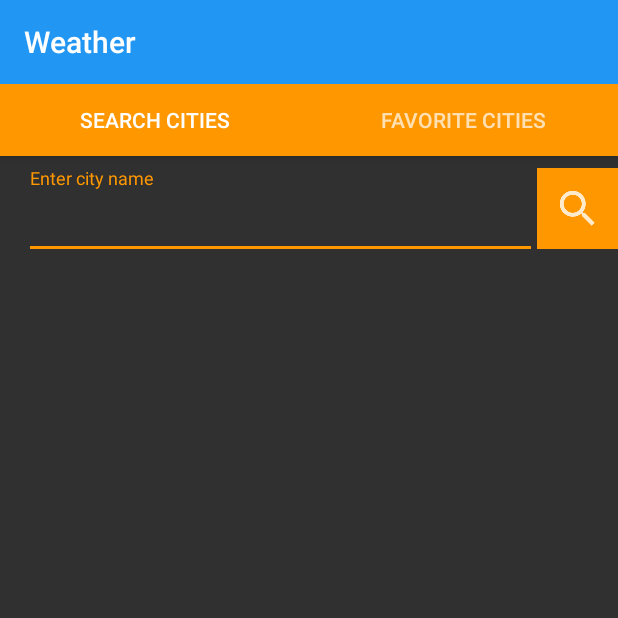
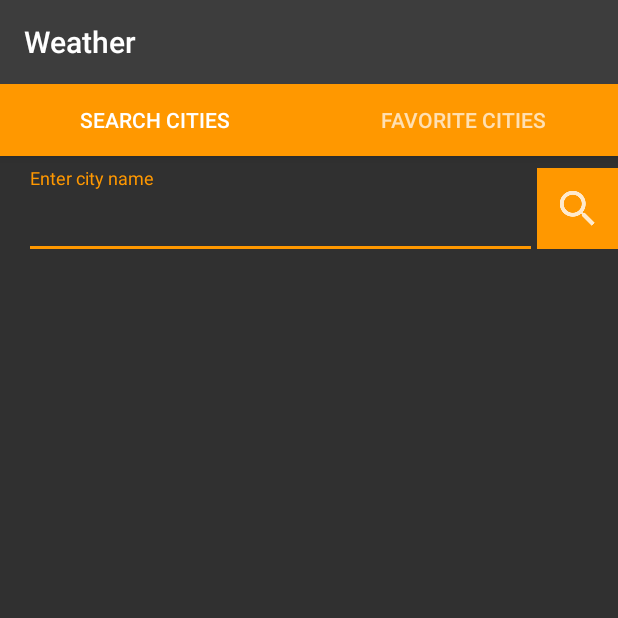
Before and after one commit to khotiun/Weather, an Android app: the screen it shows after launch (MainActivity), on a phone screen of 412 x 824 dp, the top half of it. Run offline under Robolectric (Android 15) with nearby library versions, the phone set to English and light mode, and no system bars; our stand-ins replace Picasso; pictures from the network do not load.

```diff
--- a/app/src/main/AndroidManifest.xml
+++ b/app/src/main/AndroidManifest.xml
@@ -6,7 +6,7 @@
 
     <application
         android:allowBackup="true"
-        android:icon="@mipmap/ic_launcher"
+        android:icon="@mipmap/ic_launcher_icon"
         android:label="@string/app_name"
         android:roundIcon="@mipmap/ic_launcher_round"
         android:supportsRtl="true"
--- a/app/src/main/java/com/khotiun/android/weather/fragment/ListCityFragment.java
+++ b/app/src/main/java/com/khotiun/android/weather/fragment/ListCityFragment.java
@@ -9,6 +9,7 @@ import android.util.Log;
 import android.view.LayoutInflater;
 import android.view.View;
 import android.view.ViewGroup;
+import android.widget.ImageButton;
 import android.widget.ImageView;
 import android.widget.TextView;
 
@@ -26,6 +27,7 @@ public class ListCityFragment extends Fragment {
     private static String TAG = "ListCityFragment";
     private RecyclerView mCityRecyclerView;
     private CityAdapter mAdapter;
+    private List<CityName> mList;
 
     public static Fragment newInstance() {
         return new ListCityFragment();
@@ -37,14 +39,15 @@ public class ListCityFragment extends Fragment {
         View view = inflater.inflate(R.layout.fragment_list_city, container, false);
         mCityRecyclerView = (RecyclerView) view.findViewById(R.id.list_city_rv);
         mCityRecyclerView.setLayoutManager(new LinearLayoutManager(getActivity()));
-        mAdapter = new CityAdapter(CityNameLab.getCityNameLab(getActivity()).getCityNames());
+        mList = CityNameLab.getCityNameLab(getActivity()).getCityNames();
+        mAdapter = new CityAdapter(mList);
         mCityRecyclerView.setAdapter(mAdapter);
         return view;
     }
 
     private class CityHolder extends RecyclerView.ViewHolder implements View.OnClickListener {
 
-        private ImageView mCityImageView;
+        private ImageButton mImDeleteCity;
         private TextView mNameTextView;
         private CityName mCityName;
 
@@ -58,12 +61,19 @@ public class ListCityFragment extends Fragment {
             super(itemView);
             itemView.setOnClickListener(this);
             mNameTextView = (TextView) itemView.findViewById(R.id.item_city_tv);
+            mImDeleteCity = (ImageButton) itemView.findViewById(R.id.item_city_ib_delete);
+            mImDeleteCity.setOnClickListener(this);
 
         }
 
         @Override
         public void onClick(View v) {
-
+            int id = v.getId();
+            if(id == R.id.item_city_ib_delete){
+                mList.remove(mCityName);
+                CityNameLab.getCityNameLab(getActivity()).deleteCityName(mCityName);
+                mAdapter.notifyDataSetChanged();
+            }
         }
     }
 
--- a/app/src/main/java/com/khotiun/android/weather/model/CityNameLab.java
+++ b/app/src/main/java/com/khotiun/android/weather/model/CityNameLab.java
@@ -10,7 +10,9 @@ import com.khotiun.android.weather.database.WeatherCursorWrapper;
 
 import java.util.ArrayList;
 import java.util.List;
+import java.util.UUID;
 
+import static android.R.attr.id;
 import static com.khotiun.android.weather.database.WeatherDbSchema.WeatherTable;
 
 
@@ -33,12 +35,11 @@ public class CityNameLab {
 
     private CityNameLab(Context context) {
         mContext = context.getApplicationContext();
-        mDatabase = new WeatherBaseHelper(mContext).getWritableDatabase();//получить базу данных для записи
+        mDatabase = new WeatherBaseHelper(mContext).getWritableDatabase();//get bd for write
     }
 
     public void addCityName(CityName c) {
         ContentValues values = getContentValues(c);
-
         mDatabase.insert(WeatherTable.NAME, null, values);
     }
 
@@ -67,8 +68,8 @@ public class CityNameLab {
 
         return values;
     }
-
-    private WeatherCursorWrapper queryCrimes(String whereClause, String[] whereArgs) {//чтение с базы данных
+    //read bd
+    private WeatherCursorWrapper queryCrimes(String whereClause, String[] whereArgs) {
         Cursor cursor = mDatabase.query(
                 WeatherTable.NAME,
                 null, // Columns - null select all columns
@@ -81,4 +82,8 @@ public class CityNameLab {
 
         return new WeatherCursorWrapper(cursor);
     }
+
+    public void deleteCityName(CityName c) {
+        mDatabase.delete(WeatherTable.NAME, WeatherTable.Cols.CITY + " = ?",  new String[]{c.getName()});
+    }
 }
--- a/app/src/main/res/values/colors.xml
+++ b/app/src/main/res/values/colors.xml
@@ -4,8 +4,8 @@
     <color name="colorPrimaryDark">#303F9F</color>
     <color name="colorAccent">#FF4081</color>
 
-    <color name="primary">#2196F3</color>
-    <color name="primary_dark">#1976D2</color>
+    <color name="primary">#3d3d3d</color>
+    <color name="primary_dark">#1d1d1d</color>
     <color name="primary_light">#BBDEFB</color>
     <color name="accent">#FF9800</color>
     <color name="primary_text">#ffffff</color>
@@ -13,4 +13,5 @@
     <color name="icons">#FFFFFF</color>
     <color name="divider">#BDBDBD</color>
     <color name="colorView">#000000</color>
+
 </resources>
--- a/app/src/main/res/values/dimens.xml
+++ b/app/src/main/res/values/dimens.xml
@@ -6,6 +6,6 @@
     <dimen name="title">24sp</dimen>
     <dimen name="divider_height">1dp</dimen>
     <dimen name="fab_margin">16dp</dimen>
-    <dimen name="card_padding">4dp</dimen>
+    <dimen name="card_padding">8dp</dimen>
     <dimen name="standart_margin">8dp</dimen>
 </resources>
```
Also changed, not shown: app/src/main/res/layout/item_city.xml (+36 -8 lines), app/src/main/ic_launcher_icon-web.png (added), app/src/main/res/drawable-hdpi/ic_delete.png (added), app/src/main/res/drawable-mdpi/ic_delete.png (added), app/src/main/res/drawable-xhdpi/ic_delete.png (added), app/src/main/res/drawable-xxhdpi/ic_delete.png (added), app/src/main/res/mipmap-hdpi/ic_launcher_icon.png (added), app/src/main/res/mipmap-mdpi/ic_launcher_icon.png (added), app/src/main/res/mipmap-xhdpi/ic_launcher_icon.png (added), app/src/main/res/mipmap-xxhdpi/ic_launcher_icon.png (added), app/src/main/res/mipmap-xxxhdpi/ic_launcher_icon.png (added).
